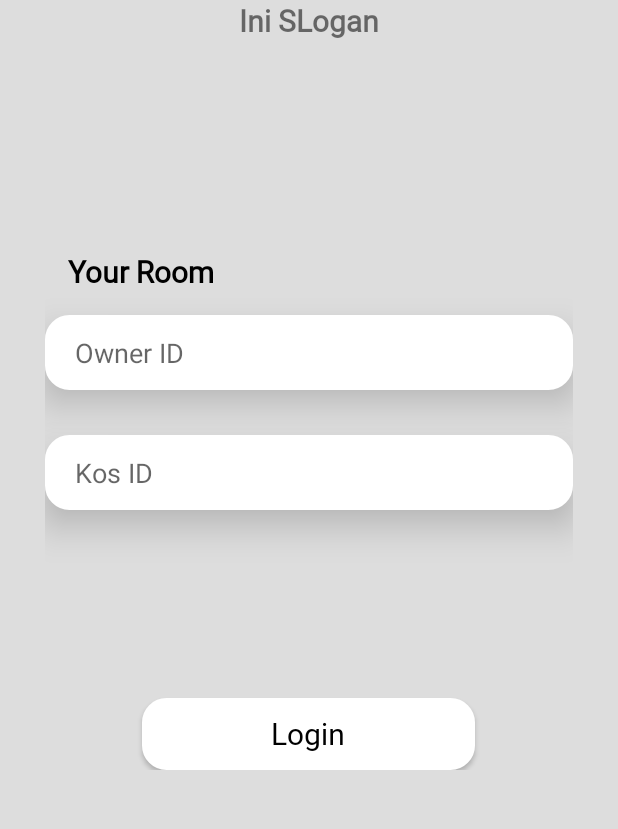
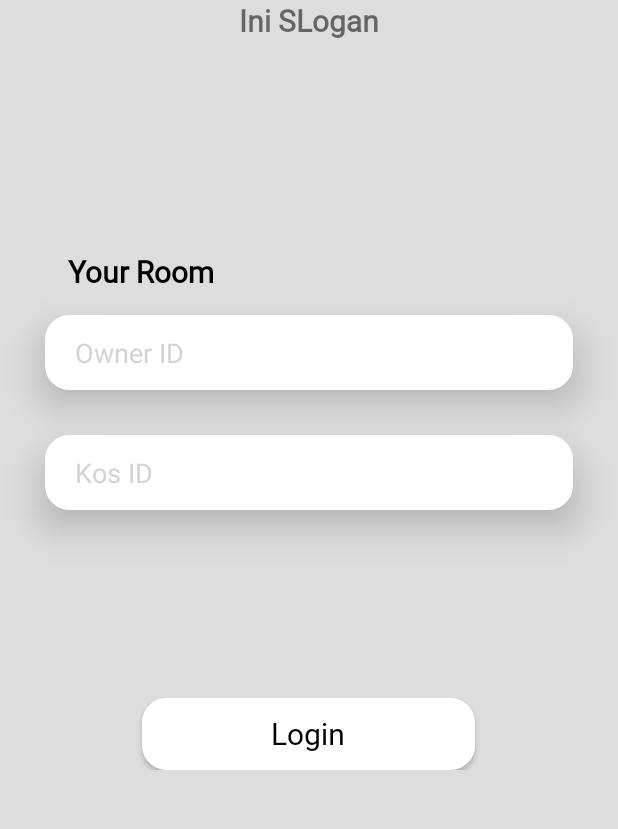
Before and after one commit to EdreaGirsang/Project-SE, an Android app: the MainActivity screen opened directly, with no data from a screen before it, on a phone screen of 412 x 824 dp, the part 171-1000 px from its top. Run offline under Robolectric (Android 15) with nearby library versions, the phone set to English and light mode, and no system bars; our stand-ins replace Firebase (no records; nobody signed in at launch, a user with empty details on screens opened directly); Roboto replaces fonts that are not available here.

Commit message:
Fix Tennant Login
fix bayangan kepotong

```diff
--- a/app/src/main/res/layout/activity_main.xml
+++ b/app/src/main/res/layout/activity_main.xml
@@ -31,15 +31,14 @@
         android:layout_width="match_parent"
         android:layout_height="wrap_content"
         android:layout_marginBottom="30dp"
-        android:layout_marginLeft="30dp"
-        android:layout_marginRight="30dp"
+        android:paddingBottom="20dp"
         android:layout_marginTop="140dp"
         android:orientation="vertical">
         <TextView
             android:layout_width="match_parent"
             android:layout_height="wrap_content"
             android:text="Your Room"
-            android:layout_marginLeft="15dp"
+            android:layout_marginLeft="45dp"
             android:textSize="20dp"
             android:textStyle="bold"
             android:textColor="@color/black"
@@ -50,10 +49,13 @@
             android:layout_width="match_parent"
             android:layout_height="50dp"
             android:layout_marginTop="15dp"
+            android:layout_marginRight="30dp"
+            android:layout_marginLeft="30dp"
             android:background="@drawable/rounded2"
             android:backgroundTint="@color/white"
             android:elevation="15dp"
             android:hint="Owner ID"
+            android:textColorHint="@color/gray"
             android:shadowColor="@color/black"
             android:fontFamily="@font/quantico"
             android:paddingStart="20dp"/>
@@ -63,10 +65,13 @@
             android:layout_width="match_parent"
             android:layout_height="50dp"
             android:layout_marginTop="30dp"
+            android:layout_marginRight="30dp"
+            android:layout_marginLeft="30dp"
             android:background="@drawable/rounded2"
             android:backgroundTint="@color/white"
             android:elevation="15dp"
             android:hint="Kos ID"
+            android:textColorHint="@color/gray"
             android:shadowColor="@color/black"
             android:fontFamily="@font/quantico"
             android:paddingStart="20dp"/>
@@ -77,13 +82,14 @@
             android:layout_height="48dp"
             android:layout_gravity="center"
             android:layout_marginTop="125dp"
+            android:layout_marginRight="30dp"
+            android:layout_marginLeft="30dp"
             android:background="@drawable/rounded2"
             android:backgroundTint="@color/white"
             android:text="Login"
             android:textColor="@color/black"
             android:fontFamily="@font/quando"
             android:elevation="8dp"
-
             android:textAllCaps="false"
             android:textSize="20sp"/>
     </LinearLayout>
```
